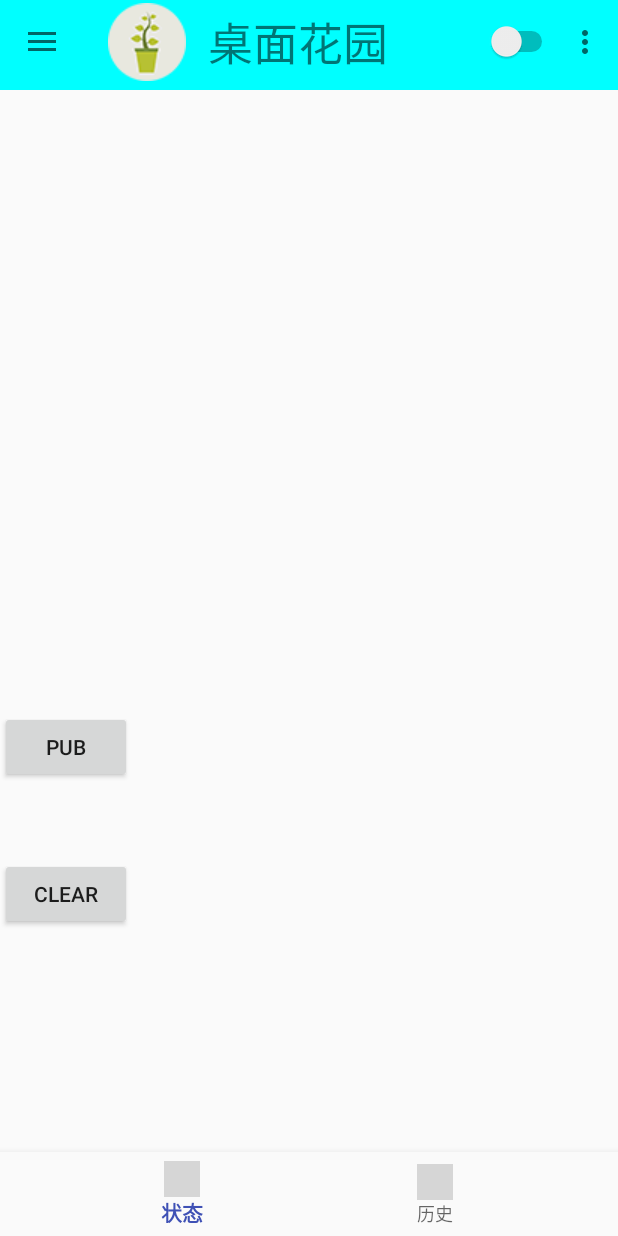
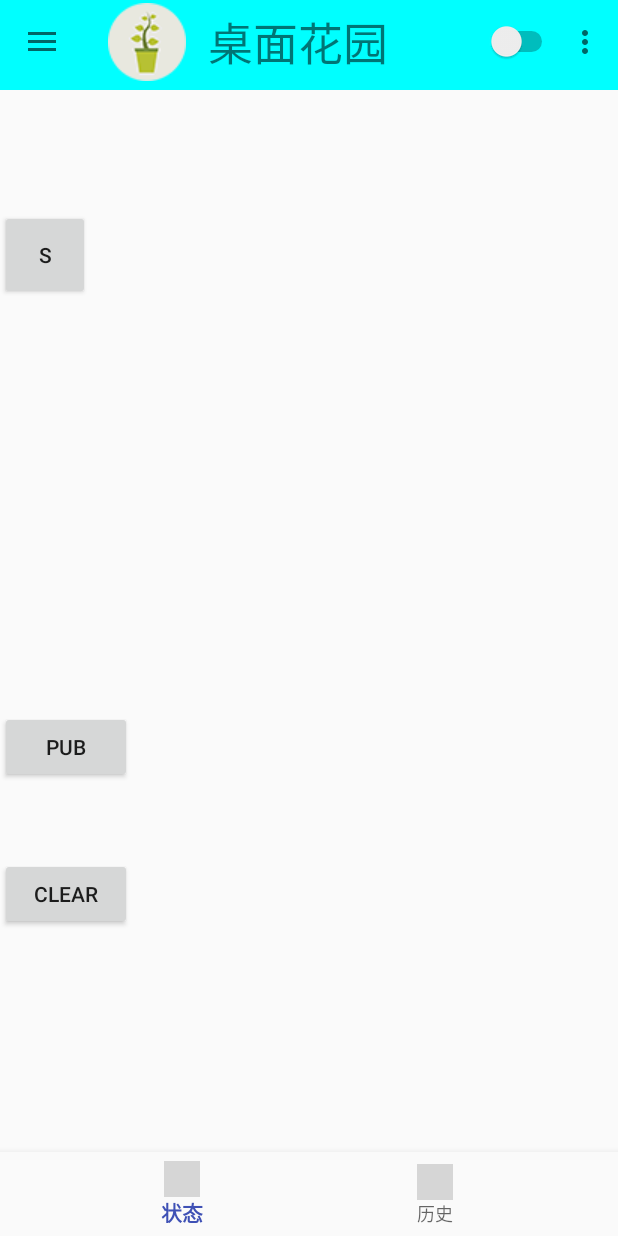
Before and after one commit to HerculesHu/Table_Garden, an Android app: the MainActivity screen opened directly, with no data from a screen before it, on a phone screen of 412 x 824 dp. Run offline under Robolectric (Android 15) with nearby library versions, the phone set to English and light mode, and no system bars; libraries missing offline, so code that uses them is left out: org.eclipse.paho, org.litepal.crud; 3 statements that could not run were skipped; grey boxes are pictures that could not be loaded.

Commit message:
分出两个Fragment,用Handler建立起与activity之间的通信

```diff
--- a/TableGarden/app/src/main/java/com/zucc/g3/hzy/myapplication/MainActivity.java
+++ b/TableGarden/app/src/main/java/com/zucc/g3/hzy/myapplication/MainActivity.java
@@ -6,6 +6,9 @@ import android.os.Message;
 import android.support.annotation.NonNull;
 import android.support.design.widget.BottomNavigationView;
 import android.support.design.widget.NavigationView;
+import android.support.v4.app.Fragment;
+import android.support.v4.app.FragmentManager;
+import android.support.v4.app.FragmentTransaction;
 import android.support.v4.view.GravityCompat;
 import android.support.v4.widget.DrawerLayout;
 import android.support.v7.app.ActionBarDrawerToggle;
@@ -62,6 +65,10 @@ public class MainActivity extends AppCompatActivity  implements Button.OnClickLi
     private BottomNavigationView mBottomNavigationView;
     private DrawerLayout drawer;
     private ActionBarDrawerToggle toggle;
+    public  Fragment fragment;
+
+
+
 
     @Override
     protected void onCreate(Bundle savedInstanceState) {
@@ -80,6 +87,11 @@ public class MainActivity extends AppCompatActivity  implements Button.OnClickLi
         pubButton.setOnClickListener(this);
         clearButton.setOnClickListener(this);
         mBottomNavigationView = (BottomNavigationView) findViewById(R.id.navigation);
+
+        //加载状态fragment
+        fragment =new StateFragment();
+        replaceFragment(fragment);
+
 
         //抬头的点点点
         toolbar = (Toolbar) findViewById(R.id.toolbar);
@@ -122,7 +134,6 @@ public class MainActivity extends AppCompatActivity  implements Button.OnClickLi
                 Toast.makeText(MainActivity.this,"连接成功",Toast.LENGTH_SHORT).show();
             }else if(msg.what==LOST){
                 Toast.makeText(MainActivity.this,"连接丢失，进行重连",Toast.LENGTH_SHORT).show();
-
             }else if(msg.what==FAIL){
                 Toast.makeText(MainActivity.this,"连接失败",Toast.LENGTH_SHORT).show();
             }else if(msg.what==RECEIVE){
@@ -132,6 +143,9 @@ public class MainActivity extends AppCompatActivity  implements Button.OnClickLi
         }
     };
 
+    public void setHandler(Handler handler){
+        this.handler = handler;
+    }
 
 
 //滑块滑动
@@ -215,7 +229,7 @@ public class MainActivity extends AppCompatActivity  implements Button.OnClickLi
         }
     };
 
-    //mqtt事务处理中心
+    //mqtt连接
     private void connectBroker(){
         try {
             mqttClient=new MqttAsyncClient("tcp://"+HOST,"ClientID"+Math.random(),new MemoryPersistence());
@@ -282,10 +296,15 @@ public class MainActivity extends AppCompatActivity  implements Button.OnClickLi
                 case R.id.history:
                     toolbar.setTitle("历史");
                     Toast.makeText(MainActivity.this,"历史",Toast.LENGTH_SHORT).show();
+                    fragment =new HistoryFragment();
+                    replaceFragment(fragment);
+
                     return true;
                 case R.id.state:
                     toolbar.setTitle("状态");
                     Toast.makeText(MainActivity.this,"状态",Toast.LENGTH_SHORT).show();
+                    fragment =new StateFragment();
+                    replaceFragment(fragment);
                     return true;
             }
             return false;
@@ -347,9 +366,58 @@ public class MainActivity extends AppCompatActivity  implements Button.OnClickLi
                 Toast.makeText(MainActivity.this,"亲，命令已经到达，不要频繁发送",Toast.LENGTH_SHORT).show();
             }
         }
-
         else if(v==clearButton){
             subMsg.setText("");
         }
     }
+
+    public void onClick_Event(View view) {
+        switch (view.getId()) {
+            case R.id.H:
+                Toast.makeText(view.getContext(), "H", Toast.LENGTH_SHORT).show();
+                break;
+            case R.id.S:
+                if (wait&&swc)
+                {
+                    try {
+                        mqttClient.publish(topic_pub, buildJSON(0, 30, 80, 8, 13).getBytes(), 1, false);
+                    } catch (MqttException e) {
+                        e.printStackTrace();
+                    } finally {
+                        wait = false;
+                        delay(800);
+                    }
+                }
+                else  if(!swc)
+                {
+                    Toast.makeText(MainActivity.this,"请先连接再发送",Toast.LENGTH_SHORT).show();
+                }
+                else if(!wait)
+                {
+                    Toast.makeText(MainActivity.this,"亲，命令已经到达，不要频繁发送",Toast.LENGTH_SHORT).show();
+                }
+                Toast.makeText(view.getContext(), "S", Toast.LENGTH_SHORT).show();
+                break;
+        }
+    }
+
+
+    //去除Fragment
+    private void removeFragment(Fragment fragment){
+        FragmentManager fragmentManager = getSupportFragmentManager();
+        FragmentTransaction transaction =fragmentManager.beginTransaction();
+        transaction.hide(fragment);
+        transaction.remove(fragment);
+        transaction.commit();
+    }
+
+    //加载Fragment
+    private void replaceFragment(Fragment fragment){
+        FragmentManager fragmentManager = getSupportFragmentManager();
+        FragmentTransaction transaction =fragmentManager.beginTransaction();
+        transaction.replace(R.id.place_holder,fragment);
+        transaction.commit();
+    }
+
+
 }
--- /dev/null
+++ b/TableGarden/app/src/main/java/com/zucc/g3/hzy/myapplication/StateFragment.java
@@ -0,0 +1,46 @@
+package com.zucc.g3.hzy.myapplication;
+
+import android.app.Activity;
+import android.content.Context;
+import android.os.Bundle;
+import android.os.Handler;
+import android.os.Message;
+import android.support.v4.app.Fragment;
+import android.view.LayoutInflater;
+import android.view.View;
+import android.view.ViewGroup;
+import android.widget.TextView;
+
+public class StateFragment extends Fragment {
+
+
+
+   private TextView M;
+    private MainActivity main_activity;
+    private Handler handler = new Handler(){
+        @Override
+        public void handleMessage(Message msg) {
+            super.handleMessage(msg);
+            M.setText((String)msg.obj);
+        }
+    };
+    @Override
+    public View onCreateView(LayoutInflater inflater, ViewGroup container,
+                             Bundle savedInstanceState) {
+        View view = inflater.inflate(R.layout.fragment_state, container, false);
+         M=(TextView)view.findViewById(R.id.ST);
+        return view;
+    }
+
+    @Override
+    public void onAttach(Context context) {
+        super.onAttach(context);
+        main_activity = (MainActivity) context;
+        main_activity.setHandler(handler);
+    }
+
+
+
+
+
+}
--- a/TableGarden/app/src/main/res/layout/activity_main.xml
+++ b/TableGarden/app/src/main/res/layout/activity_main.xml
@@ -23,7 +23,13 @@
                 layout="@layout/toolbar" />
         </android.support.design.widget.AppBarLayout>
 
-
+        <FrameLayout
+            android:id="@+id/place_holder"
+            android:layout_width="match_parent"
+            android:layout_marginTop="60dp"
+            android:layout_height="170dp"
+            android:layout_alignParentStart="true"
+           ></FrameLayout>
         <Button
             android:layout_width="wrap_content"
             android:layout_height="wrap_content"
--- /dev/null
+++ b/TableGarden/app/src/main/res/layout/fragment_state.xml
@@ -0,0 +1,33 @@
+<?xml version="1.0" encoding="utf-8"?>
+<LinearLayout xmlns:android="http://schemas.android.com/apk/res/android"
+    android:orientation="vertical"
+    android:layout_width="match_parent"
+    android:layout_height="170dp"
+    android:id="@+id/fragstate">
+
+    <RelativeLayout
+        android:layout_width="match_parent"
+        android:layout_height="wrap_content"
+        android:layout_marginTop="80dp"
+        android:orientation="horizontal">
+
+        <Button
+            android:id="@+id/S"
+            android:layout_width="60dp"
+            android:layout_height="60dp"
+            android:layout_alignParentTop="true"
+            android:onClick="onClick_Event"
+            android:text="S" />
+        <TextView
+            android:id="@+id/ST"
+            android:layout_width="match_parent"
+            android:layout_height="50dp"
+            android:layout_alignBottom="@+id/S"
+            android:layout_toEndOf="@+id/S" />
+
+
+
+    </RelativeLayout>
+
+
+</LinearLayout>
```
Also changed, not shown: TableGarden/app/src/main/java/com/zucc/g3/hzy/myapplication/HistoryFragment.java (added, +20 -0 lines), TableGarden/app/src/main/java/com/zucc/g3/hzy/myapplication/MQTTBroadcastReceiver.java (added, +20 -0 lines), TableGarden/app/src/main/res/layout/fragment_history.xml (added, +24 -0 lines).
